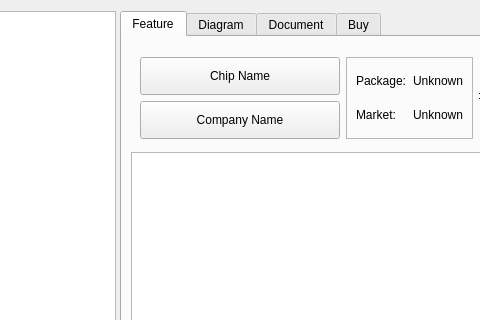
First picture: the form in apps/dev/views/dialogs/DialogChooseChip.ui, repository csplink/csp, before the edit; both pictures show x 262 to 742 and y 0 to 320 of the 1280 by 720 pixel window.
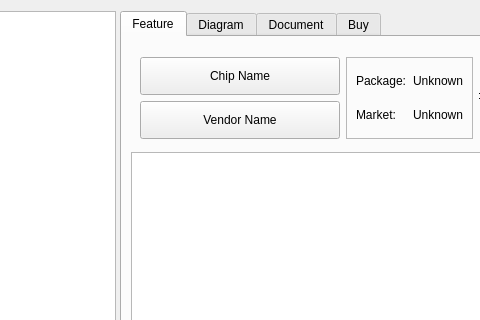
Second picture: the form after the edit.

```diff
--- a/apps/dev/views/dialogs/DialogChooseChip.ui
+++ b/apps/dev/views/dialogs/DialogChooseChip.ui
@@ -287,7 +287,7 @@
                </size>
               </property>
               <property name="text">
-               <string>Company Name</string>
+               <string>Vendor Name</string>
               </property>
              </widget>
             </item>
```
Left out of the diff: 2 changed lines with no effect on the pictures.
